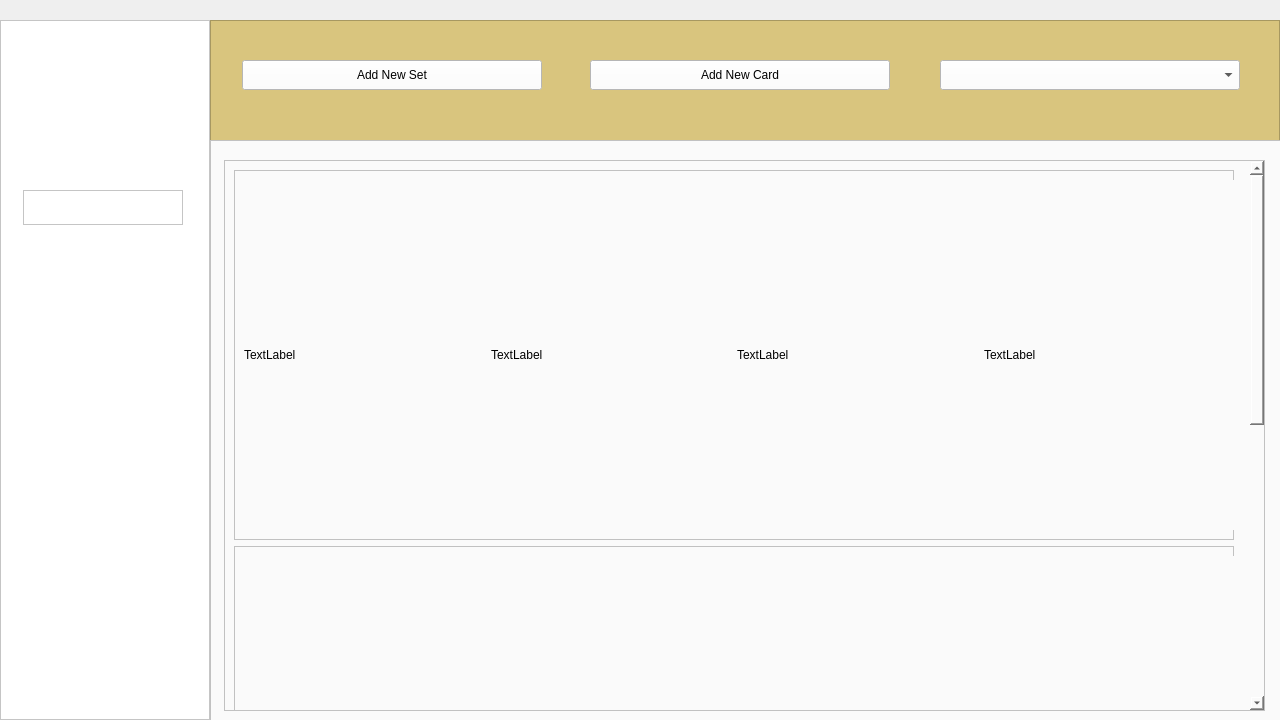
First picture: the form in userhome.ui, repository Infateshands/TCG-TakeTwo, before the edit.
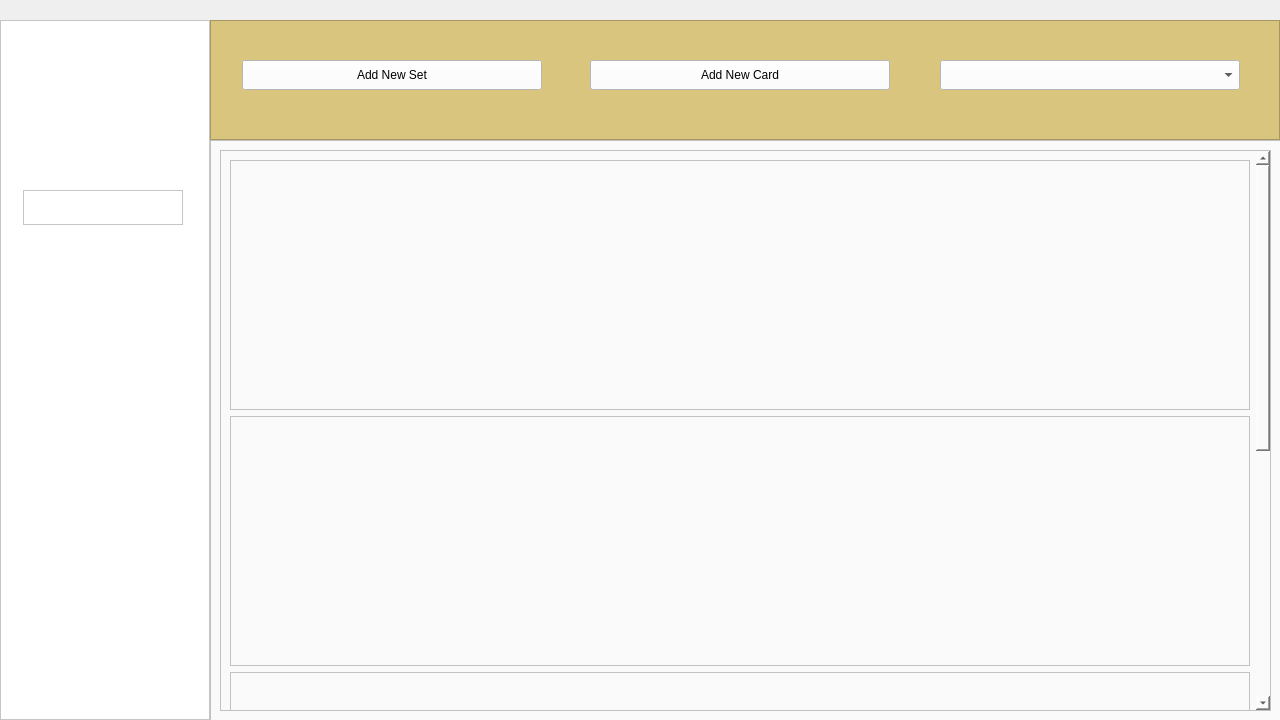
Second picture: the form after the edit. Icons and pictures are not drawn.

Diff of the .ui file:
```diff
--- a/userhome.ui
+++ b/userhome.ui
@@ -93,7 +93,7 @@
       <x>210</x>
       <y>20</y>
       <width>1070</width>
-      <height>121</height>
+      <height>120</height>
      </rect>
     </property>
     <property name="styleSheet">
@@ -197,12 +197,23 @@
     <widget class="QScrollArea" name="scrollArea">
      <property name="geometry">
       <rect>
-       <x>14</x>
-       <y>20</y>
-       <width>1041</width>
-       <height>551</height>
+       <x>10</x>
+       <y>10</y>
+       <width>1051</width>
+       <height>561</height>
       </rect>
      </property>
+     <property name="styleSheet">
+      <string notr="true">QLabel {
+	border-radius: 5
+}</string>
+     </property>
+     <property name="verticalScrollBarPolicy">
+      <enum>Qt::ScrollBarAsNeeded</enum>
+     </property>
+     <property name="horizontalScrollBarPolicy">
+      <enum>Qt::ScrollBarAlwaysOff</enum>
+     </property>
      <property name="widgetResizable">
       <bool>true</bool>
      </property>
@@ -211,8 +222,8 @@
        <rect>
         <x>0</x>
         <y>0</y>
-        <width>1025</width>
-        <height>1140</height>
+        <width>1038</width>
+        <height>1036</height>
        </rect>
       </property>
       <layout class="QVBoxLayout" name="verticalLayout">
@@ -226,14 +237,14 @@
          </property>
          <property name="minimumSize">
           <size>
-           <width>1000</width>
-           <height>370</height>
+           <width>1020</width>
+           <height>250</height>
           </size>
          </property>
          <property name="maximumSize">
           <size>
-           <width>1000</width>
-           <height>370</height>
+           <width>1020</width>
+           <height>250</height>
           </size>
          </property>
          <property name="frameShape">
@@ -253,77 +264,21 @@
             </property>
             <property name="minimumSize">
              <size>
-              <width>250</width>
-              <height>350</height>
+              <width>200</width>
+              <height>230</height>
              </size>
             </property>
             <property name="maximumSize">
              <size>
-              <width>250</width>
-              <height>350</height>
+              <width>200</width>
+              <height>230</height>
              </size>
             </property>
             <property name="styleSheet">
              <string notr="true">border-image: url(:/img/G:/My Drive/Emma/CS106/Flaaffy.MCD22.9.44492.webp);</string>
             </property>
             <property name="text">
-             <string>TextLabel</string>
-            </property>
-           </widget>
-          </item>
-          <item>
-           <widget class="QLabel" name="label_10">
-            <property name="sizePolicy">
-             <sizepolicy hsizetype="Fixed" vsizetype="Fixed">
-              <horstretch>0</horstretch>
-              <verstretch>0</verstretch>
-             </sizepolicy>
-            </property>
-            <property name="minimumSize">
-             <size>
-              <width>250</width>
-              <height>350</height>
-             </size>
-            </property>
-            <property name="maximumSize">
-             <size>
-              <width>250</width>
-              <height>350</height>
-             </size>
-            </property>
-            <property name="styleSheet">
-             <string notr="true">border-image: url(:/img/G:/My Drive/Emma/CS106/Bewear.MCD22.12.44484.webp);</string>
-            </property>
-            <property name="text">
-             <string>TextLabel</string>
-            </property>
-           </widget>
-          </item>
-          <item>
-           <widget class="QLabel" name="label_14">
-            <property name="sizePolicy">
-             <sizepolicy hsizetype="Fixed" vsizetype="Fixed">
-              <horstretch>0</horstretch>
-              <verstretch>0</verstretch>
-             </sizepolicy>
-            </property>
-            <property name="minimumSize">
-             <size>
-              <width>250</width>
-              <height>350</height>
-             </size>
-            </property>
-            <property name="maximumSize">
-             <size>
-              <width>250</width>
-              <height>350</height>
-             </size>
-            </property>
-            <property name="styleSheet">
-             <string notr="true">border-image: url(:/img/G:/My Drive/Emma/CS106/Cutiefly.MCD22.11.44486.webp);</string>
-            </property>
-            <property name="text">
-             <string>TextLabel</string>
+             <string/>
             </property>
            </widget>
           </item>
@@ -337,21 +292,77 @@
             </property>
             <property name="minimumSize">
              <size>
-              <width>250</width>
-              <height>350</height>
+              <width>200</width>
+              <height>230</height>
              </size>
             </property>
             <property name="maximumSize">
              <size>
-              <width>250</width>
-              <height>350</height>
+              <width>200</width>
+              <height>230</height>
              </size>
             </property>
             <property name="styleSheet">
              <string notr="true">border-image: url(:/img/G:/My Drive/Emma/CS106/Gossifleur.MCD22.3.44488.webp);</string>
             </property>
             <property name="text">
-             <string>TextLabel</string>
+             <string/>
+            </property>
+           </widget>
+          </item>
+          <item>
+           <widget class="QLabel" name="label_4">
+            <property name="sizePolicy">
+             <sizepolicy hsizetype="Fixed" vsizetype="Fixed">
+              <horstretch>0</horstretch>
+              <verstretch>0</verstretch>
+             </sizepolicy>
+            </property>
+            <property name="minimumSize">
+             <size>
+              <width>200</width>
+              <height>230</height>
+             </size>
+            </property>
+            <property name="maximumSize">
+             <size>
+              <width>200</width>
+              <height>230</height>
+             </size>
+            </property>
+            <property name="styleSheet">
+             <string notr="true">border-image: url(:/img/2022/001.png);</string>
+            </property>
+            <property name="text">
+             <string/>
+            </property>
+           </widget>
+          </item>
+          <item>
+           <widget class="QLabel" name="label_5">
+            <property name="sizePolicy">
+             <sizepolicy hsizetype="Fixed" vsizetype="Fixed">
+              <horstretch>0</horstretch>
+              <verstretch>0</verstretch>
+             </sizepolicy>
+            </property>
+            <property name="minimumSize">
+             <size>
+              <width>200</width>
+              <height>230</height>
+             </size>
+            </property>
+            <property name="maximumSize">
+             <size>
+              <width>200</width>
+              <height>230</height>
+             </size>
+            </property>
+            <property name="styleSheet">
+             <string notr="true">border-image: url(:/img/2022/004.png);</string>
+            </property>
+            <property name="text">
+             <string/>
             </property>
            </widget>
           </item>
@@ -368,14 +379,14 @@
          </property>
          <property name="minimumSize">
           <size>
-           <width>1000</width>
-           <height>370</height>
+           <width>1020</width>
+           <height>250</height>
           </size>
          </property>
          <property name="maximumSize">
           <size>
-           <width>1000</width>
-           <height>370</height>
+           <width>1020</width>
+           <height>250</height>
           </size>
          </property>
          <property name="frameShape">
@@ -386,7 +397,7 @@
          </property>
          <layout class="QHBoxLayout" name="horizontalLayout_3">
           <item>
-           <widget class="QLabel" name="label_6">
+           <widget class="QLabel" name="label_10">
             <property name="sizePolicy">
              <sizepolicy hsizetype="Fixed" vsizetype="Fixed">
               <horstretch>0</horstretch>
@@ -395,21 +406,49 @@
             </property>
             <property name="minimumSize">
              <size>
-              <width>250</width>
-              <height>350</height>
+              <width>200</width>
+              <height>230</height>
              </size>
             </property>
             <property name="maximumSize">
              <size>
-              <width>250</width>
-              <height>350</height>
+              <width>200</width>
+              <height>230</height>
              </size>
             </property>
             <property name="styleSheet">
              <string notr="true">border-image: url(:/img/G:/My Drive/Emma/CS106/Flaaffy.MCD22.9.44492.webp);</string>
             </property>
             <property name="text">
-             <string>TextLabel</string>
+             <string/>
+            </property>
+           </widget>
+          </item>
+          <item>
+           <widget class="QLabel" name="label_11">
+            <property name="sizePolicy">
+             <sizepolicy hsizetype="Fixed" vsizetype="Fixed">
+              <horstretch>0</horstretch>
+              <verstretch>0</verstretch>
+             </sizepolicy>
+            </property>
+            <property name="minimumSize">
+             <size>
+              <width>200</width>
+              <height>230</height>
+             </size>
+            </property>
+            <property name="maximumSize">
+             <size>
+              <width>200</width>
+              <height>230</height>
+             </size>
+            </property>
+            <property name="styleSheet">
+             <string notr="true">border-image: url(:/img/2022/006.png);</string>
+            </property>
+            <property name="text">
+             <string/>
             </property>
            </widget>
           </item>
@@ -423,26 +462,26 @@
             </property>
             <property name="minimumSize">
              <size>
-              <width>250</width>
-              <height>350</height>
+              <width>200</width>
+              <height>230</height>
              </size>
             </property>
             <property name="maximumSize">
              <size>
-              <width>250</width>
-              <height>350</height>
+              <width>200</width>
+              <height>230</height>
              </size>
             </property>
             <property name="styleSheet">
              <string notr="true">border-image: url(:/img/G:/My Drive/Emma/CS106/Flaaffy.MCD22.9.44492.webp);</string>
             </property>
             <property name="text">
-             <string>TextLabel</string>
+             <string/>
             </property>
            </widget>
           </item>
           <item>
-           <widget class="QLabel" name="label_16">
+           <widget class="QLabel" name="label_13">
             <property name="sizePolicy">
              <sizepolicy hsizetype="Fixed" vsizetype="Fixed">
               <horstretch>0</horstretch>
@@ -451,49 +490,21 @@
             </property>
             <property name="minimumSize">
              <size>
-              <width>250</width>
-              <height>350</height>
+              <width>200</width>
+              <height>230</height>
              </size>
             </property>
             <property name="maximumSize">
              <size>
-              <width>250</width>
-              <height>350</height>
+              <width>200</width>
+              <height>230</height>
              </size>
             </property>
             <property name="styleSheet">
-             <string notr="true">border-image: url(:/img/G:/My Drive/Emma/CS106/Flaaffy.MCD22.9.44492.webp);</string>
+             <string notr="true">border-image: url(:/img/2022/008.png);</string>
             </property>
             <property name="text">
-             <string>TextLabel</string>
-            </property>
-           </widget>
-          </item>
-          <item>
-           <widget class="QLabel" name="label_7">
-            <property name="sizePolicy">
-             <sizepolicy hsizetype="Fixed" vsizetype="Fixed">
-              <horstretch>0</horstretch>
-              <verstretch>0</verstretch>
-             </sizepolicy>
-            </property>
-            <property name="minimumSize">
-             <size>
-              <width>250</width>
-              <height>350</height>
-             </size>
-            </property>
-            <property name="maximumSize">
-             <size>
-              <width>250</width>
-              <height>350</height>
-             </size>
-            </property>
-            <property name="styleSheet">
-             <string notr="true">border-image: url(:/img/G:/My Drive/Emma/CS106/Flaaffy.MCD22.9.44492.webp);</string>
-            </property>
-            <property name="text">
-             <string>TextLabel</string>
+             <string/>
             </property>
            </widget>
           </item>
@@ -510,14 +521,14 @@
          </property>
          <property name="minimumSize">
           <size>
-           <width>1000</width>
-           <height>370</height>
+           <width>1020</width>
+           <height>250</height>
           </size>
          </property>
          <property name="maximumSize">
           <size>
-           <width>1000</width>
-           <height>370</height>
+           <width>1020</width>
+           <height>250</height>
           </size>
          </property>
          <property name="frameShape">
@@ -528,7 +539,7 @@
          </property>
          <layout class="QHBoxLayout" name="horizontalLayout_2">
           <item>
-           <widget class="QLabel" name="label_4">
+           <widget class="QLabel" name="label_6">
             <property name="sizePolicy">
              <sizepolicy hsizetype="Fixed" vsizetype="Fixed">
               <horstretch>0</horstretch>
@@ -537,26 +548,26 @@
             </property>
             <property name="minimumSize">
              <size>
-              <width>250</width>
-              <height>350</height>
+              <width>200</width>
+              <height>230</height>
              </size>
             </property>
             <property name="maximumSize">
              <size>
-              <width>250</width>
-              <height>350</height>
+              <width>200</width>
+              <height>230</height>
              </size>
             </property>
             <property name="styleSheet">
              <string notr="true">border-image: url(:/img/G:/My Drive/Emma/CS106/Flaaffy.MCD22.9.44492.webp);</string>
             </property>
             <property name="text">
-             <string>TextLabel</string>
+             <string/>
             </property>
            </widget>
           </item>
           <item>
-           <widget class="QLabel" name="label_11">
+           <widget class="QLabel" name="label_7">
             <property name="sizePolicy">
              <sizepolicy hsizetype="Fixed" vsizetype="Fixed">
               <horstretch>0</horstretch>
@@ -565,21 +576,135 @@
             </property>
             <property name="minimumSize">
              <size>
-              <width>250</width>
-              <height>350</height>
+              <width>200</width>
+              <height>230</height>
              </size>
             </property>
             <property name="maximumSize">
              <size>
-              <width>250</width>
-              <height>350</height>
+              <width>200</width>
+              <height>230</height>
              </size>
             </property>
             <property name="styleSheet">
              <string notr="true">border-image: url(:/img/G:/My Drive/Emma/CS106/Flaaffy.MCD22.9.44492.webp);</string>
             </property>
             <property name="text">
-             <string>TextLabel</string>
+             <string/>
+            </property>
+           </widget>
+          </item>
+          <item>
+           <widget class="QLabel" name="label_8">
+            <property name="sizePolicy">
+             <sizepolicy hsizetype="Fixed" vsizetype="Fixed">
+              <horstretch>0</horstretch>
+              <verstretch>0</verstretch>
+             </sizepolicy>
+            </property>
+            <property name="minimumSize">
+             <size>
+              <width>200</width>
+              <height>230</height>
+             </size>
+            </property>
+            <property name="maximumSize">
+             <size>
+              <width>200</width>
+              <height>230</height>
+             </size>
+            </property>
+            <property name="styleSheet">
+             <string notr="true">border-image: url(:/img/2022/011.png);</string>
+            </property>
+            <property name="text">
+             <string/>
+            </property>
+           </widget>
+          </item>
+          <item>
+           <widget class="QLabel" name="label_9">
+            <property name="sizePolicy">
+             <sizepolicy hsizetype="Fixed" vsizetype="Fixed">
+              <horstretch>0</horstretch>
+              <verstretch>0</verstretch>
+             </sizepolicy>
+            </property>
+            <property name="minimumSize">
+             <size>
+              <width>200</width>
+              <height>230</height>
+             </size>
+            </property>
+            <property name="maximumSize">
+             <size>
+              <width>200</width>
+              <height>230</height>
+             </size>
+            </property>
+            <property name="styleSheet">
+             <string notr="true">border-image: url(:/img/2022/012.png);</string>
+            </property>
+            <property name="text">
+             <string/>
+            </property>
+           </widget>
+          </item>
+         </layout>
+        </widget>
+       </item>
+       <item>
+        <widget class="QFrame" name="frame_7">
+         <property name="sizePolicy">
+          <sizepolicy hsizetype="Fixed" vsizetype="Fixed">
+           <horstretch>0</horstretch>
+           <verstretch>0</verstretch>
+          </sizepolicy>
+         </property>
+         <property name="minimumSize">
+          <size>
+           <width>1020</width>
+           <height>250</height>
+          </size>
+         </property>
+         <property name="maximumSize">
+          <size>
+           <width>1020</width>
+           <height>250</height>
+          </size>
+         </property>
+         <property name="frameShape">
+          <enum>QFrame::StyledPanel</enum>
+         </property>
+         <property name="frameShadow">
+          <enum>QFrame::Raised</enum>
+         </property>
+         <layout class="QHBoxLayout" name="horizontalLayout_4">
+          <item>
+           <widget class="QLabel" name="label_14">
+            <property name="sizePolicy">
+             <sizepolicy hsizetype="Fixed" vsizetype="Fixed">
+              <horstretch>0</horstretch>
+              <verstretch>0</verstretch>
+             </sizepolicy>
+            </property>
+            <property name="minimumSize">
+             <size>
+              <width>200</width>
+              <height>230</height>
+             </size>
+            </property>
+            <property name="maximumSize">
+             <size>
+              <width>200</width>
+              <height>230</height>
+             </size>
+            </property>
+            <property name="styleSheet">
+             <string notr="true">border-image: url(:/img/2022/013.png);</string>
+            </property>
+            <property name="text">
+             <string/>
             </property>
            </widget>
           </item>
@@ -612,7 +737,7 @@
            </widget>
           </item>
           <item>
-           <widget class="QLabel" name="label_5">
+           <widget class="QLabel" name="label_16">
             <property name="sizePolicy">
              <sizepolicy hsizetype="Fixed" vsizetype="Fixed">
               <horstretch>0</horstretch>
@@ -621,21 +746,21 @@
             </property>
             <property name="minimumSize">
              <size>
-              <width>250</width>
-              <height>350</height>
+              <width>200</width>
+              <height>230</height>
              </size>
             </property>
             <property name="maximumSize">
              <size>
-              <width>250</width>
-              <height>350</height>
+              <width>200</width>
+              <height>230</height>
              </size>
             </property>
             <property name="styleSheet">
              <string notr="true">border-image: url(:/img/G:/My Drive/Emma/CS106/Flaaffy.MCD22.9.44492.webp);</string>
             </property>
             <property name="text">
-             <string>TextLabel</string>
+             <string/>
             </property>
            </widget>
           </item>
```
Left out of the diff: 26 changed lines with no effect on the pictures.
